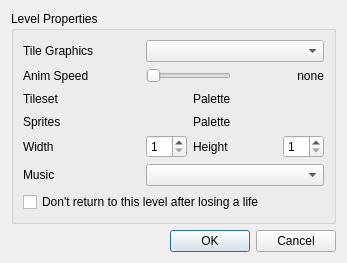
This is src/propertieswindow.ui in devinacker/kale as Qt 5 draws it before an edit. The edited form follows.
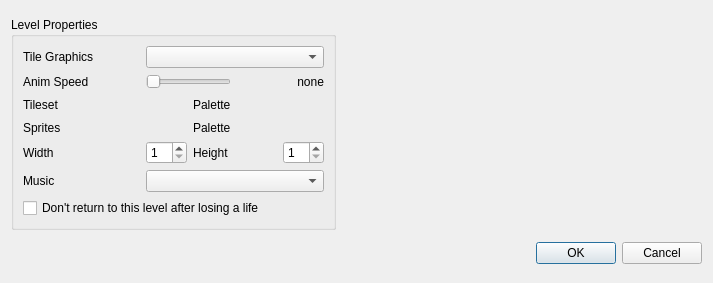
This is the edited form.

Patch:
```diff
--- a/src/propertieswindow.ui
+++ b/src/propertieswindow.ui
@@ -6,7 +6,7 @@
    <rect>
     <x>0</x>
     <y>0</y>
-    <width>420</width>
+    <width>713</width>
     <height>283</height>
    </rect>
   </property>
@@ -22,11 +22,11 @@
   <property name="modal">
    <bool>true</bool>
   </property>
-  <layout class="QVBoxLayout" name="verticalLayout">
+  <layout class="QGridLayout" name="mainLayout">
    <property name="sizeConstraint">
-    <enum>QLayout::SetFixedSize</enum>
+    <enum>QLayout::SetDefaultConstraint</enum>
    </property>
-   <item>
+   <item row="0" column="0">
     <widget class="QGroupBox" name="groupBox_Level">
      <property name="sizePolicy">
       <sizepolicy hsizetype="MinimumExpanding" vsizetype="Preferred">
@@ -299,7 +299,7 @@
      </layout>
     </widget>
    </item>
-   <item>
+   <item row="1" column="0" colspan="2">
     <widget class="QDialogButtonBox" name="buttonBox">
      <property name="sizePolicy">
       <sizepolicy hsizetype="MinimumExpanding" vsizetype="Fixed">
```
